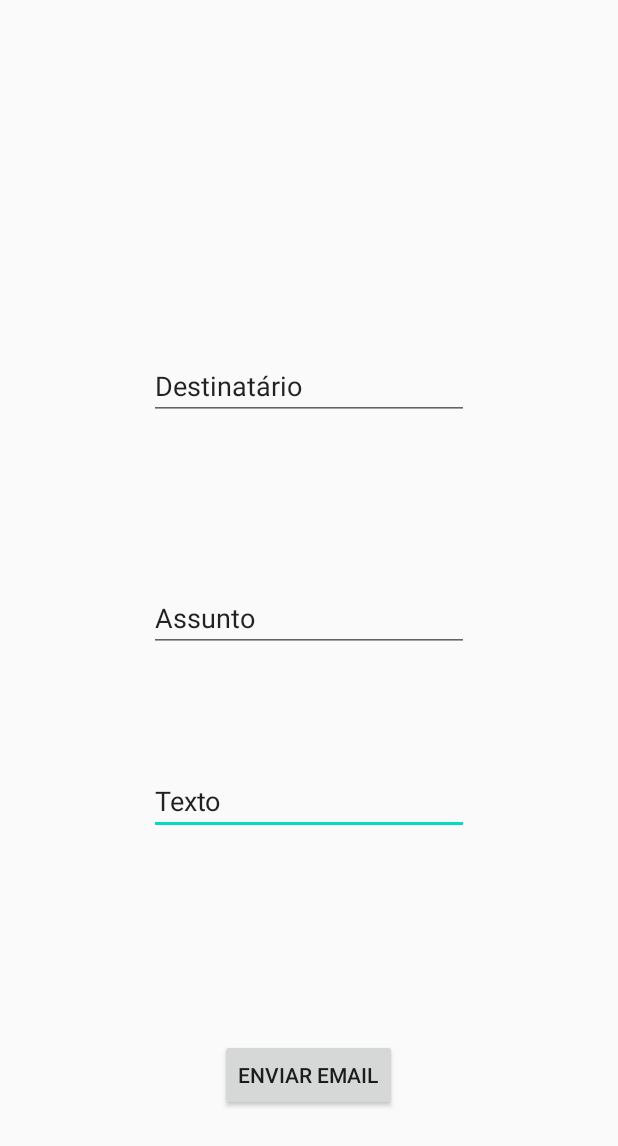
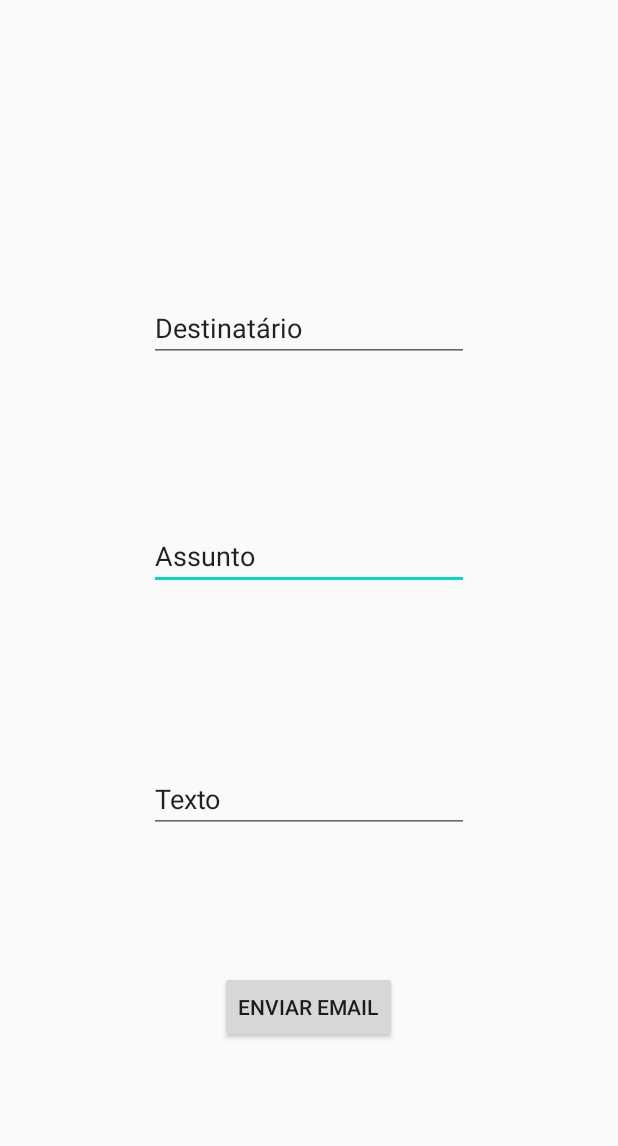
Before and after one commit to CaioAbbes/ExercicioFixacao, an Android app: the layout activity_email.xml on its own in the app's theme, with its tools: preview values and no code run, on a phone screen of 412 x 824 dp. Shown: the top 1146 px of the screen. Run offline under Robolectric (Android 15) with nearby library versions, the phone set to English and light mode, and no system bars.

Commit message:
Colocando o botao email para funcionar

```diff
--- a/app/src/main/AndroidManifest.xml
+++ b/app/src/main/AndroidManifest.xml
@@ -9,6 +9,7 @@
         android:roundIcon="@mipmap/ic_launcher_round"
         android:supportsRtl="true"
         android:theme="@style/AppTheme">
+        <activity android:name=".EmailActivity"></activity>
         <activity android:name=".MainActivity">
             <intent-filter>
                 <action android:name="android.intent.action.MAIN" />
--- a/app/src/main/java/com/example/exerciciofixacao/Email.java
+++ b/app/src/main/java/com/example/exerciciofixacao/EmailActivity.java
@@ -1,21 +1,22 @@
 package com.example.exerciciofixacao;
+
+import androidx.appcompat.app.AppCompatActivity;
 
 import android.content.Intent;
 import android.net.Uri;
 import android.os.Bundle;
 import android.view.View;
 
-import androidx.appcompat.app.AppCompatActivity;
-
 import java.io.UnsupportedEncodingException;
 import java.net.URLEncoder;
 
-public class Email extends AppCompatActivity {
+public class EmailActivity extends AppCompatActivity {
+
     @Override
     protected void onCreate(Bundle savedInstanceState) {
         super.onCreate(savedInstanceState);
+        setContentView(R.layout.activity_email);
     }
-
     public void enviarEmail(View view) throws UnsupportedEncodingException {
 
         //formata o conteúdo do email
@@ -30,5 +31,6 @@ public class Email extends AppCompatActivity {
         it.setData(uri);
         //Inicia a activity para enviar o email
         startActivity(Intent.createChooser(it, "Enviar Email"));
+
     }
 }
--- a/app/src/main/res/layout/email_activity.xml
+++ b/app/src/main/res/layout/activity_email.xml
@@ -2,23 +2,38 @@
 <androidx.constraintlayout.widget.ConstraintLayout
     xmlns:android="http://schemas.android.com/apk/res/android"
     xmlns:app="http://schemas.android.com/apk/res-auto"
+    xmlns:tools="http://schemas.android.com/tools"
     android:layout_width="match_parent"
     android:layout_height="match_parent">
 
-    <Button
-        android:id="@+id/btnEmail"
+    <EditText
+        android:id="@+id/editText2"
         android:layout_width="wrap_content"
         android:layout_height="wrap_content"
-        android:text="@string/btnEmail"
+        android:ems="10"
+        android:inputType="textPersonName"
+        android:text="@string/txtAssunto"
         app:layout_constraintBottom_toBottomOf="parent"
         app:layout_constraintEnd_toEndOf="parent"
-        app:layout_constraintHorizontal_bias="0.498"
         app:layout_constraintStart_toStartOf="parent"
         app:layout_constraintTop_toTopOf="parent"
-        app:layout_constraintVertical_bias="0.893" />
+        app:layout_constraintVertical_bias="0.447" />
 
     <EditText
-        android:id="@+id/txtTexto"
+        android:id="@+id/editText"
+        android:layout_width="wrap_content"
+        android:layout_height="wrap_content"
+        android:ems="10"
+        android:inputType="textPersonName"
+        android:text="@string/txtDestinatario"
+        app:layout_constraintBottom_toBottomOf="parent"
+        app:layout_constraintEnd_toEndOf="parent"
+        app:layout_constraintStart_toStartOf="parent"
+        app:layout_constraintTop_toTopOf="parent"
+        app:layout_constraintVertical_bias="0.252" />
+
+    <EditText
+        android:id="@+id/editText3"
         android:layout_width="wrap_content"
         android:layout_height="wrap_content"
         android:ems="10"
@@ -28,30 +43,17 @@
         app:layout_constraintEnd_toEndOf="parent"
         app:layout_constraintStart_toStartOf="parent"
         app:layout_constraintTop_toTopOf="parent"
-        app:layout_constraintVertical_bias="0.657" />
+        app:layout_constraintVertical_bias="0.655" />
 
-    <EditText
-        android:id="@+id/txtAssunto"
+    <Button
+        android:id="@+id/button"
         android:layout_width="wrap_content"
         android:layout_height="wrap_content"
-        android:ems="10"
-        android:inputType="textPersonName"
-        android:text="@string/txtAssunto"
+        android:text="@string/btnEmail"
         app:layout_constraintBottom_toBottomOf="parent"
         app:layout_constraintEnd_toEndOf="parent"
-        app:layout_constraintStart_toStartOf="parent"
-        app:layout_constraintTop_toTopOf="parent" />
-
-    <EditText
-        android:id="@+id/txtDestinatario"
-        android:layout_width="wrap_content"
-        android:layout_height="wrap_content"
-        android:ems="10"
-        android:inputType="textPersonName"
-        android:text="@string/txtDestinatario"
-        app:layout_constraintBottom_toBottomOf="parent"
-        app:layout_constraintEnd_toEndOf="parent"
+        app:layout_constraintHorizontal_bias="0.498"
         app:layout_constraintStart_toStartOf="parent"
         app:layout_constraintTop_toTopOf="parent"
-        app:layout_constraintVertical_bias="0.301" />
+        app:layout_constraintVertical_bias="0.834" />
 </androidx.constraintlayout.widget.ConstraintLayout>
--- a/app/src/main/res/layout/activity_main.xml
+++ b/app/src/main/res/layout/activity_main.xml
@@ -10,14 +10,13 @@
         android:id="@+id/txtEscolha"
         android:layout_width="wrap_content"
         android:layout_height="wrap_content"
-        android:text="TextView"
+        android:text="@string/txtEscolha"
         android:textSize="18sp"
         app:layout_constraintBottom_toBottomOf="parent"
         app:layout_constraintEnd_toEndOf="parent"
         app:layout_constraintStart_toStartOf="parent"
         app:layout_constraintTop_toTopOf="parent"
-        app:layout_constraintVertical_bias="0.261"
-        tools:text="@string/txtEscolha" />
+        app:layout_constraintVertical_bias="0.261" />
 
     <Button
         android:id="@+id/btEmail"
```
Also changed, not shown: app/src/main/java/com/example/exerciciofixacao/MainActivity.java (+6 -4 lines).
